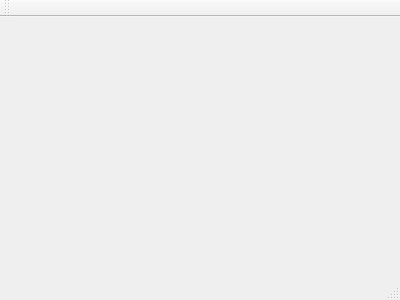
This is Chapter 04/UsingHistogram/mainwindow.ui in bigfool/opencv-2-cookbook-src as Qt 5 draws it before an edit. The edited form follows.
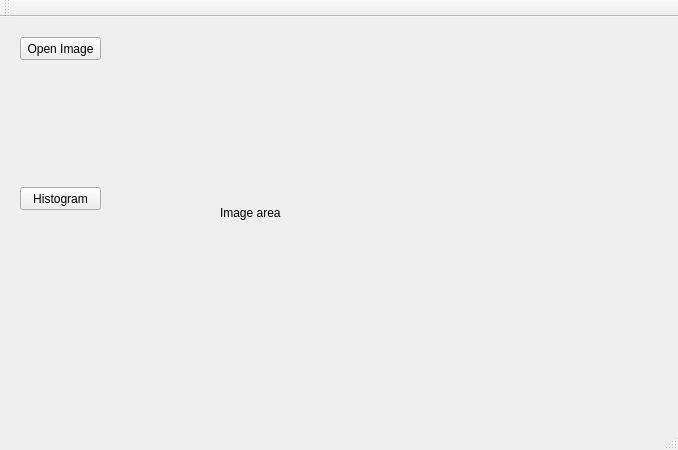
This is the edited form.

What changed in the file:
```diff
--- a/Chapter 04/UsingHistogram/mainwindow.ui
+++ b/Chapter 04/UsingHistogram/mainwindow.ui
@@ -1,24 +1,79 @@
 <ui version="4.0">
  <class>MainWindow</class>
- <widget class="QMainWindow" name="MainWindow" >
-  <property name="geometry" >
+ <widget class="QMainWindow" name="MainWindow">
+  <property name="geometry">
    <rect>
     <x>0</x>
     <y>0</y>
-    <width>400</width>
-    <height>300</height>
+    <width>678</width>
+    <height>450</height>
    </rect>
   </property>
   <property name="windowTitle" >
    <string>MainWindow</string>
   </property>
-  <widget class="QMenuBar" name="menuBar" />
-  <widget class="QToolBar" name="mainToolBar" />
-  <widget class="QWidget" name="centralWidget" />
-  <widget class="QStatusBar" name="statusBar" />
+  <widget class="QWidget" name="centralWidget">
+   <widget class="QPushButton" name="openButton">
+    <property name="geometry">
+     <rect>
+      <x>20</x>
+      <y>20</y>
+      <width>81</width>
+      <height>23</height>
+     </rect>
+    </property>
+    <property name="text">
+     <string>Open Image</string>
+    </property>
+   </widget>
+   <widget class="QLabel" name="imageLabel">
+    <property name="geometry">
+     <rect>
+      <x>220</x>
+      <y>10</y>
+      <width>441</width>
+      <height>371</height>
+     </rect>
+    </property>
+    <property name="text">
+     <string>Image area</string>
+    </property>
+   </widget>
+   <widget class="QPushButton" name="histogramButton">
+    <property name="geometry">
+     <rect>
+      <x>20</x>
+      <y>170</y>
+      <width>81</width>
+      <height>23</height>
+     </rect>
+    </property>
+    <property name="text">
+     <string>Histogram</string>
+    </property>
+   </widget>
+  </widget>
+  <widget class="QMenuBar" name="menuBar">
+   <property name="geometry">
+    <rect>
+     <x>0</x>
+     <y>0</y>
+     <width>678</width>
+     <height>20</height>
+    </rect>
+   </property>
+  </widget>
+  <widget class="QToolBar" name="mainToolBar">
+   <attribute name="toolBarArea">
+    <enum>TopToolBarArea</enum>
+   </attribute>
+   <attribute name="toolBarBreak">
+    <bool>false</bool>
+   </attribute>
+  </widget>
+  <widget class="QStatusBar" name="statusBar"/>
  </widget>
- <layoutDefault spacing="6" margin="11" />
- <pixmapfunction></pixmapfunction>
+ <layoutdefault spacing="6" margin="11"/>
  <resources/>
  <connections/>
 </ui>
```
Left out of the diff: 3 changed lines with no effect on the pictures.
